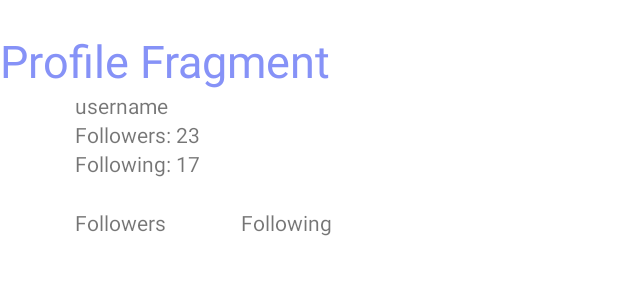
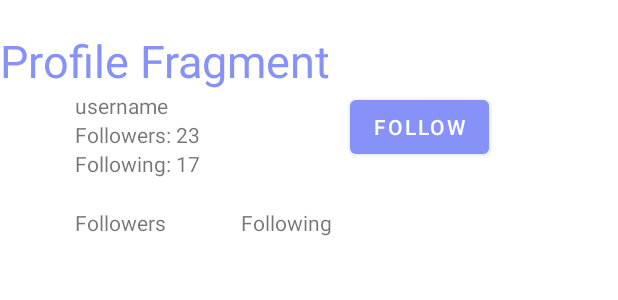
Before and after one commit to noalj314/Android-Project, an Android app: the layout fragment_profile.xml on its own in the app's theme, with its tools: preview values and no code run, on a phone screen of 412 x 824 dp. Shown: the top 300 px of the screen. Run offline under Robolectric (Android 15) with nearby library versions, the phone set to English and light mode, and no system bars; network calls fail.

Commit message:
backend calls abstracted and profile correctly adapting

```diff
--- a/Android/FrontEnd/app/src/main/java/com/noakev/frontend/backend/APIObject.java
+++ b/Android/FrontEnd/app/src/main/java/com/noakev/frontend/backend/APIObject.java
@@ -13,6 +13,7 @@ public class APIObject {
     private ArrayList<String> followers;
     private ArrayList<String> following;
     private ArrayList<String> users_liked;
+    ArrayList<String> grupper;
 
     public String getUsername() {
         return username;
@@ -29,4 +30,7 @@ public class APIObject {
     public String getToken() {
         return token;
     }
+    public ArrayList<String> getUsers(){
+        return grupper;
+    }
 }
--- a/Android/FrontEnd/app/src/main/java/com/noakev/frontend/backend/ResponseListener.java
+++ b/Android/FrontEnd/app/src/main/java/com/noakev/frontend/backend/ResponseListener.java
@@ -3,8 +3,7 @@ package com.noakev.frontend.backend;
 import com.android.volley.VolleyError;
 
 public interface ResponseListener {
+    void onSucces(APIObject apiObject);
 
-    void onResponse(String response);
-
-    void onError(VolleyError error);
+    void onError(APIObject apiObject);
 }
--- a/Android/FrontEnd/app/src/main/java/com/noakev/frontend/signed_in/profile/Groups.java
+++ b/Android/FrontEnd/app/src/main/java/com/noakev/frontend/signed_in/profile/Groups.java
@@ -12,4 +12,6 @@ public class Groups {
     public void setMembers(ArrayList<String> grupper) {
         this.grupper = grupper;
     }
+
+
 }
--- a/Android/FrontEnd/app/src/main/java/com/noakev/frontend/signed_in/profile/OtherProfilesFragment.java
+++ b/Android/FrontEnd/app/src/main/java/com/noakev/frontend/signed_in/profile/OtherProfilesFragment.java
@@ -18,7 +18,7 @@ import com.android.volley.RequestQueue;
 import com.android.volley.toolbox.StringRequest;
 import com.android.volley.toolbox.Volley;
 import com.google.gson.Gson;
-import com.noakev.frontend.backend.VolleyData;
+import com.noakev.frontend.backend.BackEndCommunicator;
 import com.noakev.frontend.databinding.FragmentOtherProfilesBinding;
 
 import org.json.JSONObject;
@@ -85,7 +85,7 @@ public class OtherProfilesFragment extends Fragment implements ClickListener {
             followingTv.setText("Following: " + followingAdapter.getItemCount());
         });
 
-        VolleyData volleyData = new VolleyData();
+        BackEndCommunicator backEndCommunicator = new BackEndCommunicator();
         JSONObject obj = new JSONObject();
 
         selfieHolder = binding.selfieholder;
--- a/Android/FrontEnd/app/src/main/res/layout/fragment_profile.xml
+++ b/Android/FrontEnd/app/src/main/res/layout/fragment_profile.xml
@@ -20,7 +20,12 @@
         android:layout_width="match_parent"
         android:layout_height="wrap_content"
         >
-
+        <LinearLayout
+            android:layout_width="match_parent"
+            android:layout_height="wrap_content"
+            android:orientation="horizontal"
+            android:id="@+id/info"
+            >
                 <LinearLayout
                     android:layout_width="wrap_content"
                     android:layout_height="wrap_content"
@@ -45,6 +50,15 @@
                         android:id="@+id/numberoffollowing"
                         android:text="Following: 17"
                         />
+                </LinearLayout>
+
+            <Button
+                android:id="@+id/followbtn"
+                android:layout_width="wrap_content"
+                android:layout_height="wrap_content"
+                android:layout_marginLeft="100dp"
+                android:text="FOLLOW"
+                android:visibility="visible" />
         </LinearLayout>
 
 
```
Also changed, not shown: Android/FrontEnd/app/src/main/java/com/noakev/frontend/GlobalUser.java (+7 -6 lines), Android/FrontEnd/app/src/main/java/com/noakev/frontend/backend/BackEndCommunicator.java (added, +43 -0 lines), Android/FrontEnd/app/src/main/java/com/noakev/frontend/backend/VolleyData.java (deleted, +0 -49 lines), Android/FrontEnd/app/src/main/java/com/noakev/frontend/signed_in/profile/ProfileFragment.java (+12 -23 lines), Android/FrontEnd/app/src/main/java/com/noakev/frontend/signed_out/SignInFragment.java (+17 -30 lines). Lines whose indentation alone changed are shown as unchanged.
